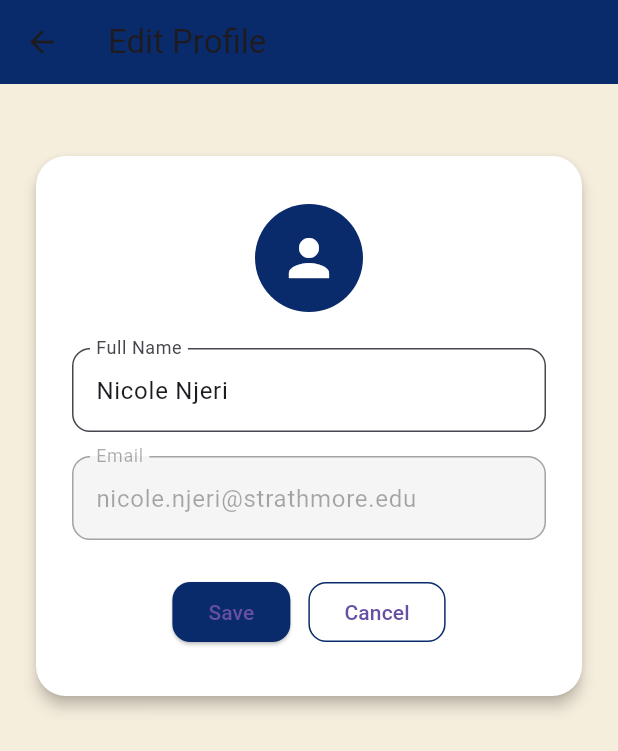
After one commit to nicole-njeri/StrathUconnect, a Flutter app: the screen it shows once a user with an empty profile is signed in, item 4 of the bottom bar chosen, after a tap on "Edit", on a phone screen of 412 x 824 dp. The commit adds this screen. Shown: the top 751 px of the screen. Run offline on Flutter 3.47's test engine with Material 3 defaults, Android fonts, the phone set to English and light mode, and no system bars; our stand-ins replace cloud_firestore, firebase_auth, firebase_core, firebase_storage, flutter_map, image_picker and 2 more; accounts and stored records are empty; Roboto replaces fonts that are missing (Poppins).

Commit message:
Profile changes

```diff
--- a/lib/screens/home_screen.dart
+++ b/lib/screens/home_screen.dart
@@ -12,6 +12,7 @@ import 'notifications_screen.dart';
 import 'login_screen.dart';
 import 'support_screen.dart';
 import '../widgets/strathmore_logo.dart';
+import 'profile_screen.dart';
 
 class HomeScreen extends StatefulWidget {
   const HomeScreen({super.key});
@@ -258,6 +259,16 @@ class _HomeScreenState extends State<HomeScreen> {
                   setState(() {
                     _currentIndex = 0;
                   });
+                } else if (index == 3) {
+                  Navigator.push(
+                    context,
+                    MaterialPageRoute(
+                      builder: (context) => const ProfileScreen(),
+                    ),
+                  );
+                  setState(() {
+                    _currentIndex = 0;
+                  });
                 }
               },
               selectedItemColor: const Color(0xFF0A2B6B),
--- /dev/null
+++ b/lib/screens/profile_screen.dart
@@ -0,0 +1,147 @@
+import 'package:flutter/material.dart';
+
+class ProfileScreen extends StatefulWidget {
+  const ProfileScreen({Key? key}) : super(key: key);
+
+  @override
+  State<ProfileScreen> createState() => _ProfileScreenState();
+}
+
+class _ProfileScreenState extends State<ProfileScreen> {
+  final TextEditingController _nameController = TextEditingController(
+    text: 'Nicole Njeri',
+  );
+  final TextEditingController _emailController = TextEditingController(
+    text: 'nicole.njeri@strathmore.edu',
+  );
+  bool _isEditing = false;
+
+  @override
+  Widget build(BuildContext context) {
+    return Scaffold(
+      backgroundColor: const Color(0xFFF6EEDD),
+      appBar: AppBar(
+        backgroundColor: const Color(0xFF0A2B6B),
+        title: const Text('Edit Profile'),
+        elevation: 0,
+      ),
+      body: Padding(
+        padding: const EdgeInsets.all(24.0),
+        child: Column(
+          crossAxisAlignment: CrossAxisAlignment.center,
+          children: [
+            const SizedBox(height: 24),
+            Material(
+              elevation: 4,
+              borderRadius: BorderRadius.circular(20),
+              color: Colors.white,
+              child: Padding(
+                padding: const EdgeInsets.symmetric(
+                  vertical: 32,
+                  horizontal: 24,
+                ),
+                child: Column(
+                  children: [
+                    CircleAvatar(
+                      radius: 36,
+                      backgroundColor: const Color(0xFF0A2B6B),
+                      child: const Icon(
+                        Icons.person,
+                        color: Colors.white,
+                        size: 40,
+                      ),
+                    ),
+                    const SizedBox(height: 24),
+                    TextField(
+                      controller: _nameController,
+                      enabled: _isEditing,
+                      decoration: InputDecoration(
+                        labelText: 'Full Name',
+                        border: OutlineInputBorder(
+                          borderRadius: BorderRadius.circular(12),
+                        ),
+                        filled: true,
+                        fillColor: _isEditing ? Colors.white : Colors.grey[100],
+                      ),
+                    ),
+                    const SizedBox(height: 16),
+                    TextField(
+                      controller: _emailController,
+                      enabled: false,
+                      decoration: InputDecoration(
+                        labelText: 'Email',
+                        border: OutlineInputBorder(
+                          borderRadius: BorderRadius.circular(12),
+                        ),
+                        filled: true,
+                        fillColor: Colors.grey[100],
+                      ),
+                    ),
+                    const SizedBox(height: 24),
+                    Row(
+                      mainAxisAlignment: MainAxisAlignment.center,
+                      children: [
+                        if (!_isEditing)
+                          ElevatedButton(
+                            style: ElevatedButton.styleFrom(
+                              backgroundColor: const Color(0xFF0A2B6B),
+                              shape: RoundedRectangleBorder(
+                                borderRadius: BorderRadius.circular(12),
+                              ),
+                            ),
+                            onPressed: () {
+                              setState(() {
+                                _isEditing = true;
+                              });
+                            },
+                            child: const Text('Edit'),
+                          ),
+                        if (_isEditing)
+                          ElevatedButton(
+                            style: ElevatedButton.styleFrom(
+                              backgroundColor: const Color(0xFF0A2B6B),
+                              shape: RoundedRectangleBorder(
+                                borderRadius: BorderRadius.circular(12),
+                              ),
+                            ),
+                            onPressed: () {
+                              setState(() {
+                                _isEditing = false;
+                              });
+                              // Save logic here
+                              ScaffoldMessenger.of(context).showSnackBar(
+                                const SnackBar(
+                                  content: Text('Profile updated!'),
+                                ),
+                              );
+                            },
+                            child: const Text('Save'),
+                          ),
+                        if (_isEditing) const SizedBox(width: 12),
+                        if (_isEditing)
+                          OutlinedButton(
+                            style: OutlinedButton.styleFrom(
+                              side: const BorderSide(color: Color(0xFF0A2B6B)),
+                              shape: RoundedRectangleBorder(
+                                borderRadius: BorderRadius.circular(12),
+                              ),
+                            ),
+                            onPressed: () {
+                              setState(() {
+                                _isEditing = false;
+                              });
+                            },
+                            child: const Text('Cancel'),
+                          ),
+                      ],
+                    ),
+                  ],
+                ),
+              ),
+            ),
+          ],
+        ),
+      ),
+    );
+  }
+}
```
